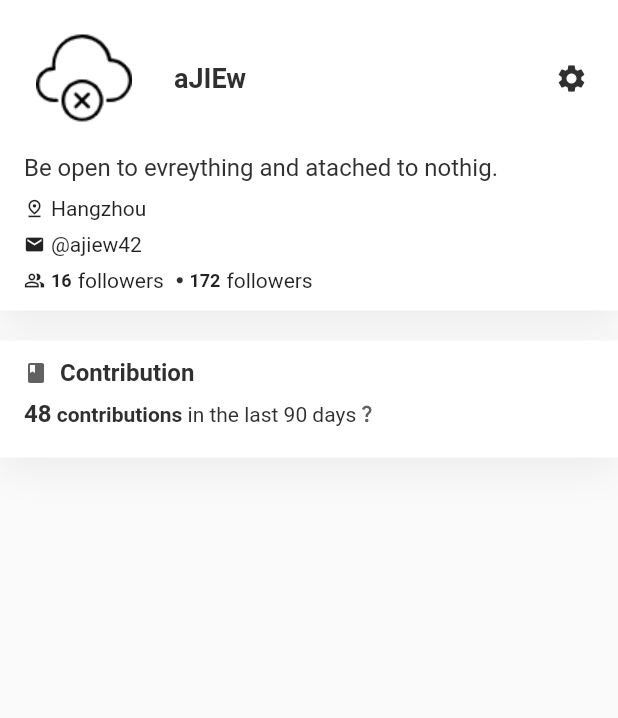
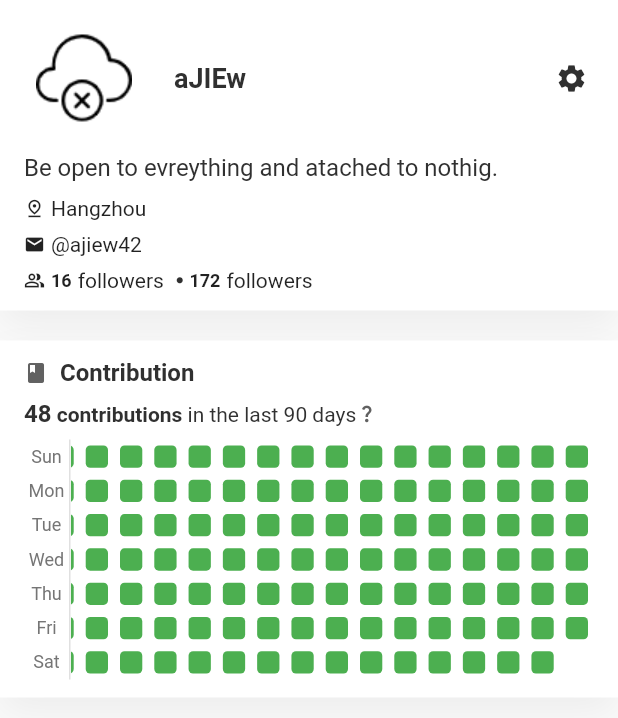
Before and after one commit to aJIEw/jithub_flutter, a Flutter app: the ProfilePage screen opened directly, on a phone screen of 412 x 824 dp. Shown: the top 718 px of the screen. Run offline on Flutter 3.47's test engine with Material 2 defaults, Android fonts, the phone set to English and light mode, and no system bars; drawn by our look-alikes of cached_network_image, oktoast; our stand-ins replace after_layout, cookie_jar, date_format, dio, dio_cookie_manager, event_bus and 13 more; missing offline and left inert: bruno, dio_cache_interceptor, flutter_inappwebview; accounts and stored records are empty; network calls fail.

Commit message:
add contribution graph view
add bruno UI toolkit dependency

```diff
--- /dev/null
+++ b/lib/data/model/contribution_record.dart
@@ -0,0 +1,21 @@
+class ContributionRecord {
+  var index;
+  var date;
+  var number;
+
+  ContributionRecord({this.index, this.date, this.number});
+
+  ContributionRecord.fromJson(dynamic json) {
+    index = json["index"];
+    date = json["date"];
+    number = json["number"];
+  }
+
+  Map<String, dynamic> toJson() {
+    var map = <String, dynamic>{};
+    map["index"] = index;
+    map["date"] = date;
+    map["number"] = number;
+    return map;
+  }
+}
--- a/lib/page/explore/explore_page.dart
+++ b/lib/page/explore/explore_page.dart
@@ -69,7 +69,7 @@ class ExplorePage extends BaseView<ExploreController> {
                           child: Row(
                             children: [
                               buildIconText(
-                                  (repo.stars ?? 0).toString() + ' Today',
+                                  (repo.currentPeriodStars ?? 0).toString() + ' Today',
                                   const Icon(Icons.star,
                                       color: Colors.yellow, size: 12)),
                               const SizedBox(width: 12),
--- /dev/null
+++ b/lib/page/profile/contribution_graph_view.dart
@@ -0,0 +1,202 @@
+import 'package:bruno/bruno.dart';
+import 'package:flutter/material.dart';
+import 'package:jiffy/jiffy.dart';
+import 'package:jithub_flutter/core/util/logger.dart';
+import 'package:jithub_flutter/core/widget/clickable.dart';
+import 'package:jithub_flutter/data/model/contribution_record.dart';
+
+class ContributionGraphView extends StatelessWidget {
+  ContributionGraphView({Key? key}) : super(key: key);
+
+  var weekdays = ['Sun', 'Mon', 'Tue', 'Wed', 'Thu', 'Fri', 'Sat'];
+
+  var graphSize = 160.0;
+
+  var contributionPlaceholderDays = 0;
+
+  var contributionRecords = [];
+
+  var scrollController = ScrollController();
+
+  @override
+  Widget build(BuildContext context) {
+    _initContributionData();
+
+    return SizedBox(
+      height: graphSize,
+      child: Row(
+        mainAxisSize: MainAxisSize.min,
+        children: <Widget>[
+          _buildContributionLabel(),
+          Container(
+            color: Colors.grey[300],
+            width: 1,
+            height: graphSize,
+          ),
+          _buildContributionTable(context),
+        ],
+      ),
+    );
+  }
+
+  void moveToEnd() {
+    scrollController.jumpTo(scrollController.position.maxScrollExtent);
+  }
+
+  Widget _buildContributionLabel() {
+    return Column(
+      crossAxisAlignment: CrossAxisAlignment.end,
+      children: [
+        for (var i = 0; i < 7; i++)
+          Container(
+            width: 30,
+            height: graphSize / 7,
+            child: Center(
+              child: Text(
+                weekdays[i],
+                style: TextStyle(
+                  fontSize: 12,
+                  color: Colors.grey[600],
+                ),
+              ),
+            ),
+          ),
+      ],
+    );
+  }
+
+  Widget _buildContributionTable(BuildContext context) {
+    return Expanded(
+      child: ScrollConfiguration(
+        behavior: const MaterialScrollBehavior().copyWith(overscroll: false),
+        child: GridView.builder(
+            itemCount: contributionRecords.length,
+            scrollDirection: Axis.horizontal,
+            controller: scrollController,
+            physics: const BouncingScrollPhysics(),
+            reverse: true,
+            gridDelegate: const SliverGridDelegateWithFixedCrossAxisCount(
+              crossAxisCount: 7,
+              childAspectRatio: 1,
+            ),
+            itemBuilder: (_, index) {
+              // contribution item
+              ContributionRecord contribution = contributionRecords[index];
+              var num = contribution.number;
+              var messageText = Text.rich(TextSpan(
+                  style: const TextStyle(fontSize: 12, color: Colors.white),
+                  children: [
+                    TextSpan(text: num.toString() + ' contribution' +
+                        (num > 1 ? 's' : ''),
+                        style: const TextStyle(fontWeight: FontWeight.bold)),
+                    TextSpan(text: ' on ' + contribution.date.toString()),
+                  ]
+              ));
+              var popupKey = GlobalKey();
+
+              return Clickable(
+                key: popupKey,
+                onPressed: () {
+                  BrnPopupWindow.showPopWindow(
+                    context,
+                    num.toString(),
+                    popupKey,
+                    widget: messageText,
+                    popDirection: BrnPopupDirection.top,
+                    backgroundColor: const Color(0x383D3B),
+                    borderRadius: 6,
+                    offset: 6,
+                    spaceMargin: -6,
+                    arrowHeight: 8,
+                    paddingInsets: const EdgeInsets.symmetric(
+                        horizontal: 16, vertical: 10),
+                  );
+                },
+                child: Container(
+                  decoration: BoxDecoration(
+                    borderRadius: BorderRadius.circular(3),
+                    color: contribution.number > -1
+                        ? Colors.green[500]
+                        : Colors.transparent,
+                  ),
+                  margin: const EdgeInsets.all(4),
+                  /*child: Center(
+                    child: Text(
+                      '${index}',
+                      style: TextStyle(
+                        fontSize: 12,
+                        color: Colors.grey[600],
+                      ),
+                    ),
+                  ),*/
+                ),
+              );
+            }),
+      ),
+    );
+  }
+
+  void _initContributionData() {
+    var today = DateTime.now();
+    switch (today.weekday) {
+      case DateTime.sunday:
+        contributionPlaceholderDays = 6;
+        break;
+      case DateTime.monday:
+        contributionPlaceholderDays = 5;
+        break;
+      case DateTime.tuesday:
+        contributionPlaceholderDays = 4;
+        break;
+      case DateTime.wednesday:
+        contributionPlaceholderDays = 3;
+        break;
+      case DateTime.thursday:
+        contributionPlaceholderDays = 2;
+        break;
+      case DateTime.friday:
+        contributionPlaceholderDays = 1;
+        break;
+      case DateTime.saturday:
+        contributionPlaceholderDays = 0;
+        break;
+    }
+
+    var startIndex = 7;
+    var dateFormat = "MMM dd, yyyy";
+    if (contributionPlaceholderDays > 0) {
+      var totalOffset = 6 - contributionPlaceholderDays;
+      for (var i = 0; i <= totalOffset; i++) {
+        var offset = totalOffset - i;
+        var date = Jiffy().subtract(days: offset).format(dateFormat);
+        contributionRecords
+            .add(ContributionRecord(index: i, date: date, number: 0));
+      }
+
+      for (var i = (7 - contributionPlaceholderDays); i < 7; i++) {
+        contributionRecords
+            .add(ContributionRecord(index: i, date: "", number: -1));
+      }
+    } else {
+      startIndex = 0;
+    }
+
+    // 15 weeks at most
+    for (var i = startIndex, j = 1; i <= 105; i = 7 * (++j)) {
+      var weekEndIndex = i + 6;
+      var weekStartIndex = i;
+      for (var offset = weekEndIndex; offset >= i; offset--) {
+        var date = Jiffy()
+            .subtract(days: offset - contributionPlaceholderDays)
+            .format("MMM dd, yyyy");
+        contributionRecords.add(
+            ContributionRecord(index: weekStartIndex, date: date, number: 0));
+        weekStartIndex++;
+      }
+    }
+
+    logger.d(
+        'ContributionGraphView - _initContributionData: ${contributionRecords
+            .length}');
+  }
+}
--- a/lib/page/profile/profile_page.dart
+++ b/lib/page/profile/profile_page.dart
@@ -2,15 +2,24 @@ import 'package:flutter/material.dart';
 import 'package:jithub_flutter/core/widget/clickable.dart';
 import 'package:jithub_flutter/core/widget/container/shadow_container.dart';
 import 'package:jithub_flutter/page/home/home_page.dart';
+import 'package:jithub_flutter/page/profile/contribution_graph_view.dart';
 import 'package:jithub_flutter/router/router.dart';
 import 'package:jithub_flutter/widget/network_image.dart';
+import 'package:visibility_detector/visibility_detector.dart';
 
 class ProfilePage extends StatelessWidget {
   const ProfilePage({Key? key}) : super(key: key);
 
   @override
   Widget build(BuildContext context) {
-    return Scaffold(
+    return VisibilityDetector(
+      key: const Key('tab_eco'),
+      onVisibilityChanged: (VisibilityInfo info) {
+        if (info.visibleFraction > 0) {
+          // todo: call graph method to move to the utter right and show popup
+        }
+      },
+      child: Scaffold(
         body: SafeArea(
           child: SingleChildScrollView(
             child: Column(
@@ -18,8 +27,8 @@ class ProfilePage extends StatelessWidget {
                 ShadowContainer(
                   child: Container(
                     color: Colors.white,
-                  padding:
-                      const EdgeInsets.symmetric(horizontal: 16, vertical: 12),
+                    padding: const EdgeInsets.symmetric(
+                        horizontal: 16, vertical: 12),
                     child: Column(
                       crossAxisAlignment: CrossAxisAlignment.start,
                       children: [
@@ -181,6 +190,7 @@ class ProfilePage extends StatelessWidget {
                       ),
                       const SizedBox(height: 8),
                       // graph
+                      ContributionGraphView(),
                     ],
                   ),
                 )),
@@ -188,6 +198,7 @@ class ProfilePage extends StatelessWidget {
             ),
           ),
         ),
+      ),
     );
   }
 }
--- a/pubspec.yaml
+++ b/pubspec.yaml
@@ -60,6 +60,7 @@ dependencies:
   date_format: ^2.0.5
   device_info_plus: ^3.2.2
   flutter_screenutil: ^5.3.1
+  jiffy: ^5.0.0
   logger: ^1.1.0
   event_bus: ^2.0.0
   package_info: ^2.0.2
@@ -74,6 +75,7 @@ dependencies:
   visibility_detector: ^0.2.2
 
   # others
+  bruno: ^2.1.1
   carousel_slider: ^4.0.0
   oktoast: ^3.1.5
   flutter_inappwebview: ^5.3.2
```
Also changed, not shown: pubspec.lock. Lines whose indentation alone changed are shown as unchanged.
